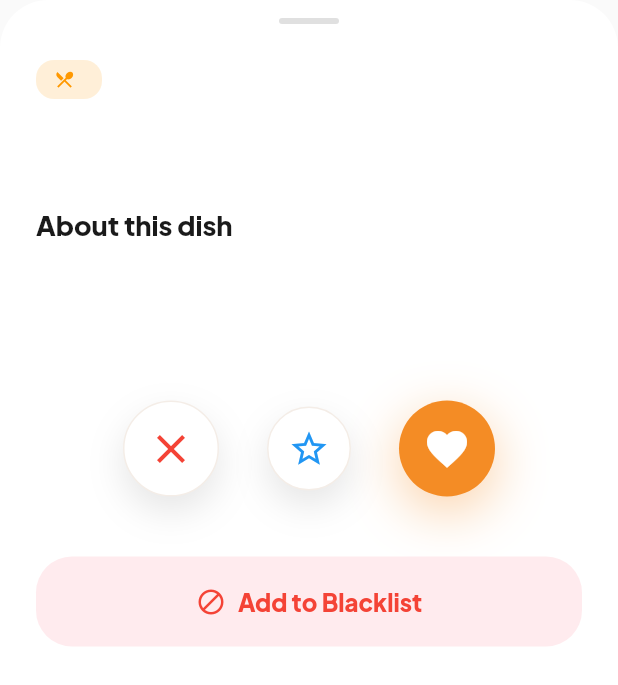
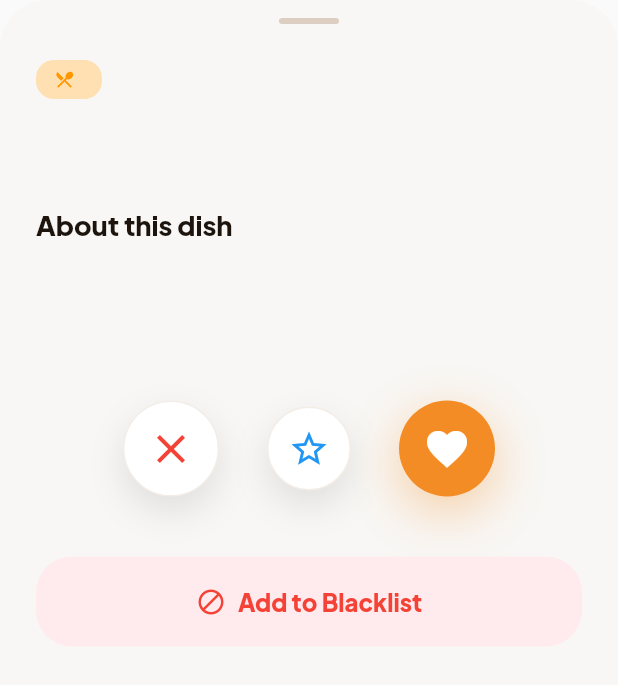
Before and after one commit to pckzy/FoodMood, a Flutter app: the InfoBottomSheet widget shown alone on an empty page, opened directly with empty values, on a phone screen of 412 x 824 dp. Shown: the top 685 px of the screen. Run offline on Flutter 3.47's test engine with Material 3 defaults, Android fonts, the light colour scheme and no system bars; our stand-ins replace flutter_dotenv, shared_preferences, supabase_flutter; accounts and stored records are empty; network calls fail.

Commit message:
add dark mode in info bottom sheet

```diff
--- a/lib/widgets/image_carousel.dart
+++ b/lib/widgets/image_carousel.dart
@@ -105,7 +105,7 @@ class _ImageCarouselState extends State<ImageCarousel> {
                   ),
                   boxShadow: [
                     BoxShadow(
-                      color: colorScheme.primary.withOpacity(0.6),
+                      color: Colors.black.withOpacity(0.6),
                       blurRadius: 12,
                     ),
                   ],
--- a/lib/widgets/info_bottom_sheet.dart
+++ b/lib/widgets/info_bottom_sheet.dart
@@ -20,10 +20,11 @@ class InfoBottomSheet extends StatelessWidget {
 
   @override
   Widget build(BuildContext context) {
+    final ColorScheme colorScheme = Theme.of(context).colorScheme;
     return Container(
       height: MediaQuery.of(context).size.height / 1.8,
       decoration: BoxDecoration(
-        color: Colors.white,
+        color: colorScheme.surface,
         borderRadius: const BorderRadius.vertical(top: Radius.circular(32)),
       ),
       child: SingleChildScrollView(
@@ -37,7 +38,7 @@ class InfoBottomSheet extends StatelessWidget {
                 width: 40,
                 height: 4,
                 decoration: BoxDecoration(
-                  color: Colors.grey[300],
+                  color: colorScheme.onSurface.withOpacity(0.3),
                   borderRadius: BorderRadius.circular(2),
                 ),
               ),
@@ -57,21 +58,21 @@ class InfoBottomSheet extends StatelessWidget {
                           text: foodItem.type!.name,
                           icon: Icons.restaurant_menu,
                           color: Colors.orange,
-                          backgroundColor: Colors.orange[100]?.withOpacity(0.5),
+                          backgroundColor: Colors.orange[100],
                         ),
                       for (final mood in foodItem.moods)
                         _buildBadge(
                           text: mood.name,
                           icon: Icons.favorite_border,
                           color: Colors.purple,
-                          backgroundColor: Colors.purple[100]?.withOpacity(0.5),
+                          backgroundColor: Colors.purple[100]
                         ),
                       for (final weather in foodItem.weathers)
                         _buildBadge(
                           text: weather.name,
                           icon: Icons.wb_sunny_outlined,
                           color: Colors.blue,
-                          backgroundColor: Colors.blue[100]?.withOpacity(0.5),
+                          backgroundColor: Colors.blue[100],
                         ),
                     ],
                   ),
@@ -79,21 +80,21 @@ class InfoBottomSheet extends StatelessWidget {
                   // Food Name
                   Text(
                     foodItem.name,
-                    style: const TextStyle(
+                    style: TextStyle(
                       fontSize: 32,
                       fontWeight: FontWeight.w900,
                       letterSpacing: -0.5,
-                      color: Color(0xFF1A1A1A),
+                      color: colorScheme.primary,
                     ),
                   ),
                   const SizedBox(height: 16),
                   // About this dish
-                  const Text(
+                  Text(
                     'About this dish',
                     style: TextStyle(
                       fontSize: 18,
                       fontWeight: FontWeight.w800,
-                      color: Color(0xFF1A1A1A),
+                      color: colorScheme.primary,
                     ),
                   ),
                   const SizedBox(height: 12),
@@ -102,7 +103,7 @@ class InfoBottomSheet extends StatelessWidget {
                     style: TextStyle(
                       fontSize: 15,
                       height: 1.5,
-                      color: Colors.grey[700],
+                      color: colorScheme.primary,
                       fontWeight: FontWeight.w400,
                     ),
                   ),
```
